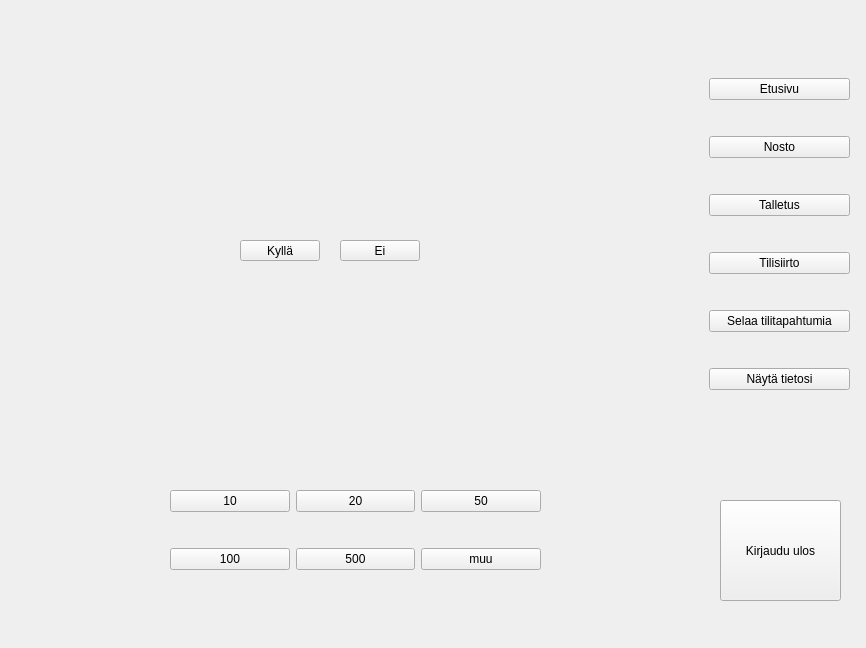
This is bankautomat/mainwindow.ui in bank-2022/group7 as Qt 5 draws it before an edit. The edited form follows.
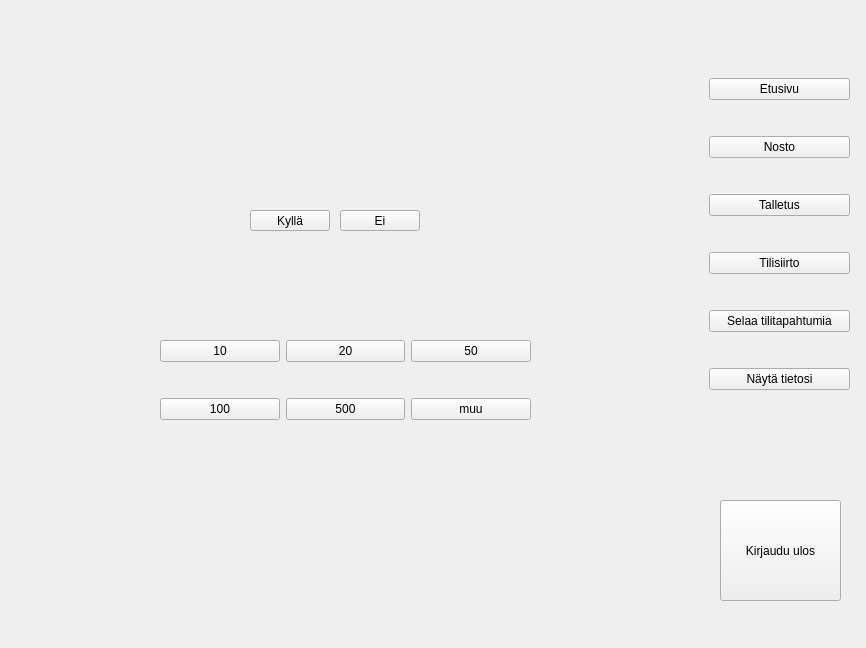
This is the edited form. The open tabs and pages were chosen to show the change.

Commit message: nosto/talletus/siirto rework

Diff of the .ui file:
```diff
--- a/bankautomat/mainwindow.ui
+++ b/bankautomat/mainwindow.ui
@@ -91,67 +91,11 @@
       </property>
      </widget>
     </widget>
-    <widget class="QWidget" name="nostoPage">
-     <widget class="QStackedWidget" name="nostoPageStackedWidget">
+    <widget class="QWidget" name="rahaliikennePage">
+     <widget class="QLabel" name="rahaliikenneLabel">
       <property name="geometry">
        <rect>
-        <x>210</x>
-        <y>170</y>
-        <width>221</width>
-        <height>111</height>
-       </rect>
-      </property>
-      <property name="currentIndex">
-       <number>0</number>
-      </property>
-      <widget class="QWidget" name="nostoOkPage">
-       <widget class="QPushButton" name="nostaButton">
-        <property name="geometry">
-         <rect>
-          <x>60</x>
-          <y>40</y>
-          <width>111</width>
-          <height>31</height>
-         </rect>
-        </property>
-        <property name="text">
-         <string>Nosta</string>
-        </property>
-       </widget>
-      </widget>
-      <widget class="QWidget" name="nostoVarmistusPage">
-       <widget class="QPushButton" name="kyllaNostaButton">
-        <property name="geometry">
-         <rect>
-          <x>20</x>
-          <y>50</y>
-          <width>80</width>
-          <height>21</height>
-         </rect>
-        </property>
-        <property name="text">
-         <string>Kyllä</string>
-        </property>
-       </widget>
-       <widget class="QPushButton" name="eiNostaButton">
-        <property name="geometry">
-         <rect>
-          <x>120</x>
-          <y>50</y>
-          <width>80</width>
-          <height>21</height>
-         </rect>
-        </property>
-        <property name="text">
-         <string>Ei</string>
-        </property>
-       </widget>
-      </widget>
-     </widget>
-     <widget class="QLabel" name="nostoLabel">
-      <property name="geometry">
-       <rect>
-        <x>230</x>
+        <x>220</x>
         <y>130</y>
         <width>211</width>
         <height>31</height>
@@ -161,6 +105,99 @@
        <string/>
       </property>
      </widget>
+     <widget class="QWidget" name="summatWidget" native="true">
+      <property name="enabled">
+       <bool>true</bool>
+      </property>
+      <property name="geometry">
+       <rect>
+        <x>150</x>
+        <y>290</y>
+        <width>371</width>
+        <height>141</height>
+       </rect>
+      </property>
+      <layout class="QGridLayout" name="gridLayout">
+       <item row="0" column="0">
+        <widget class="QPushButton" name="summa10">
+         <property name="text">
+          <string>10</string>
+         </property>
+        </widget>
+       </item>
+       <item row="0" column="1">
+        <widget class="QPushButton" name="summa20">
+         <property name="text">
+          <string>20</string>
+         </property>
+        </widget>
+       </item>
+       <item row="0" column="2">
+        <widget class="QPushButton" name="summa50">
+         <property name="text">
+          <string>50</string>
+         </property>
+        </widget>
+       </item>
+       <item row="1" column="0">
+        <widget class="QPushButton" name="summa100">
+         <property name="text">
+          <string>100</string>
+         </property>
+        </widget>
+       </item>
+       <item row="1" column="1">
+        <widget class="QPushButton" name="summa500">
+         <property name="text">
+          <string>500</string>
+         </property>
+        </widget>
+       </item>
+       <item row="1" column="2">
+        <widget class="QPushButton" name="summaMuu">
+         <property name="text">
+          <string>muu</string>
+         </property>
+        </widget>
+       </item>
+      </layout>
+     </widget>
+     <widget class="QWidget" name="vahvistusWidget" native="true">
+      <property name="geometry">
+       <rect>
+        <x>240</x>
+        <y>180</y>
+        <width>181</width>
+        <height>31</height>
+       </rect>
+      </property>
+      <widget class="QPushButton" name="kyllaButton">
+       <property name="geometry">
+        <rect>
+         <x>0</x>
+         <y>10</y>
+         <width>80</width>
+         <height>21</height>
+        </rect>
+       </property>
+       <property name="text">
+        <string>Kyllä</string>
+       </property>
+      </widget>
+      <widget class="QPushButton" name="eiButton">
+       <property name="geometry">
+        <rect>
+         <x>90</x>
+         <y>10</y>
+         <width>80</width>
+         <height>21</height>
+        </rect>
+       </property>
+       <property name="text">
+        <string>Ei</string>
+       </property>
+      </widget>
+     </widget>
     </widget>
     <widget class="QWidget" name="naytaTiedotPage">
      <widget class="QPushButton" name="vaihdaPin">
@@ -455,63 +492,6 @@
      </widget>
     </widget>
    </widget>
-   <widget class="QWidget" name="summatWidget" native="true">
-    <property name="enabled">
-     <bool>true</bool>
-    </property>
-    <property name="geometry">
-     <rect>
-      <x>170</x>
-      <y>460</y>
-      <width>371</width>
-      <height>141</height>
-     </rect>
-    </property>
-    <layout class="QGridLayout" name="gridLayout">
-     <item row="0" column="0">
-      <widget class="QPushButton" name="summa10">
-       <property name="text">
-        <string>10</string>
-       </property>
-      </widget>
-     </item>
-     <item row="0" column="1">
-      <widget class="QPushButton" name="summa20">
-       <property name="text">
-        <string>20</string>
-       </property>
-      </widget>
-     </item>
-     <item row="0" column="2">
-      <widget class="QPushButton" name="summa50">
-       <property name="text">
-        <string>50</string>
-       </property>
-      </widget>
-     </item>
-     <item row="1" column="0">
-      <widget class="QPushButton" name="summa100">
-       <property name="text">
-        <string>100</string>
-       </property>
-      </widget>
-     </item>
-     <item row="1" column="1">
-      <widget class="QPushButton" name="summa500">
-       <property name="text">
-        <string>500</string>
-       </property>
-      </widget>
-     </item>
-     <item row="1" column="2">
-      <widget class="QPushButton" name="summaMuu">
-       <property name="text">
-        <string>muu</string>
-       </property>
-      </widget>
-     </item>
-    </layout>
-   </widget>
    <widget class="QWidget" name="valikkoWidget" native="true">
     <property name="geometry">
      <rect>
```
Left out of the diff: 161 changed lines with no effect on the pictures. The commit also changes 2 other files.
